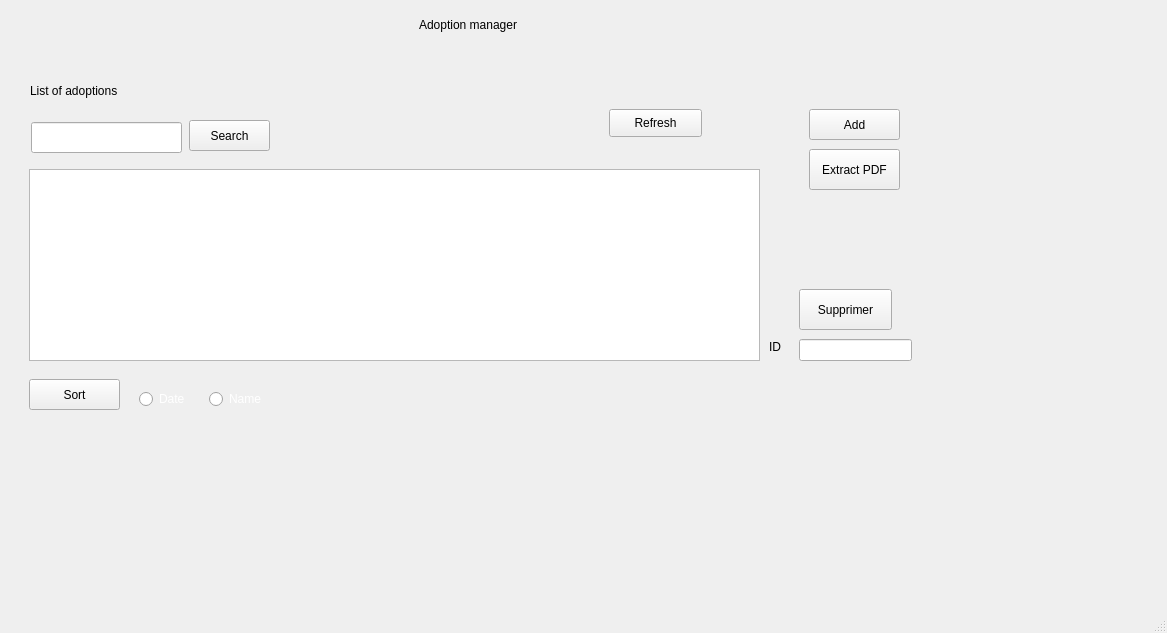
Seddiki101/PetHaven, file mainwindow.ui: the form before one commit.
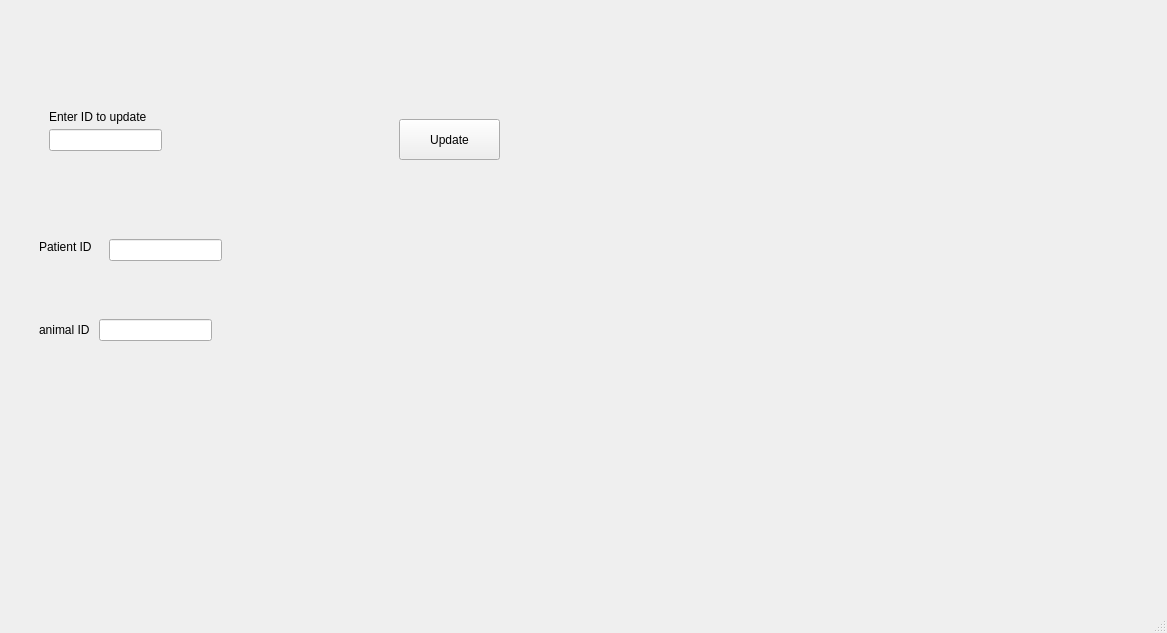
The form after the commit. The open tabs and pages were chosen to show the change.

The edit to the form file:
```diff
--- a/mainwindow.ui
+++ b/mainwindow.ui
@@ -127,7 +127,7 @@
        </rect>
       </property>
       <property name="text">
-       <string>Extract PDF</string>
+       <string>Extract CSV</string>
       </property>
      </widget>
      <widget class="QPushButton" name="pushButton_5">
@@ -225,7 +225,7 @@
       <property name="geometry">
        <rect>
         <x>790</x>
-        <y>330</y>
+        <y>380</y>
         <width>113</width>
         <height>22</height>
        </rect>
@@ -234,8 +234,8 @@
      <widget class="QPushButton" name="pushButton_7">
       <property name="geometry">
        <rect>
-        <x>790</x>
-        <y>280</y>
+        <x>800</x>
+        <y>330</y>
         <width>93</width>
         <height>41</height>
        </rect>
@@ -248,7 +248,7 @@
       <property name="geometry">
        <rect>
         <x>760</x>
-        <y>330</y>
+        <y>380</y>
         <width>56</width>
         <height>16</height>
        </rect>
@@ -263,7 +263,7 @@
         <x>600</x>
         <y>100</y>
         <width>93</width>
-        <height>28</height>
+        <height>31</height>
        </rect>
       </property>
       <property name="text">
@@ -378,6 +378,118 @@
       </property>
      </widget>
     </widget>
+    <widget class="QWidget" name="page_4">
+     <widget class="QLineEdit" name="lineEdit_7">
+      <property name="geometry">
+       <rect>
+        <x>40</x>
+        <y>120</y>
+        <width>113</width>
+        <height>22</height>
+       </rect>
+      </property>
+     </widget>
+     <widget class="QLabel" name="label_10">
+      <property name="geometry">
+       <rect>
+        <x>40</x>
+        <y>100</y>
+        <width>161</width>
+        <height>16</height>
+       </rect>
+      </property>
+      <property name="text">
+       <string>Enter ID to update</string>
+      </property>
+     </widget>
+     <widget class="QLineEdit" name="lineEdit_8">
+      <property name="geometry">
+       <rect>
+        <x>100</x>
+        <y>230</y>
+        <width>113</width>
+        <height>22</height>
+       </rect>
+      </property>
+     </widget>
+     <widget class="QLineEdit" name="lineEdit_9">
+      <property name="geometry">
+       <rect>
+        <x>90</x>
+        <y>310</y>
+        <width>113</width>
+        <height>22</height>
+       </rect>
+      </property>
+     </widget>
+     <widget class="QLabel" name="label_11">
+      <property name="geometry">
+       <rect>
+        <x>30</x>
+        <y>310</y>
+        <width>81</width>
+        <height>21</height>
+       </rect>
+      </property>
+      <property name="text">
+       <string>animal ID</string>
+      </property>
+     </widget>
+     <widget class="QLabel" name="label_12">
+      <property name="geometry">
+       <rect>
+        <x>30</x>
+        <y>230</y>
+        <width>71</width>
+        <height>16</height>
+       </rect>
+      </property>
+      <property name="text">
+       <string>Patient ID</string>
+      </property>
+     </widget>
+     <widget class="QPushButton" name="pushButton_9">
+      <property name="geometry">
+       <rect>
+        <x>390</x>
+        <y>110</y>
+        <width>101</width>
+        <height>41</height>
+       </rect>
+      </property>
+      <property name="text">
+       <string>Update</string>
+      </property>
+     </widget>
+    </widget>
+    <widget class="QWidget" name="page_5">
+     <widget class="QLabel" name="label_13">
+      <property name="geometry">
+       <rect>
+        <x>100</x>
+        <y>130</y>
+        <width>81</width>
+        <height>21</height>
+       </rect>
+      </property>
+      <property name="text">
+       <string>Language</string>
+      </property>
+     </widget>
+     <widget class="QLabel" name="label_14">
+      <property name="geometry">
+       <rect>
+        <x>80</x>
+        <y>50</y>
+        <width>56</width>
+        <height>16</height>
+       </rect>
+      </property>
+      <property name="text">
+       <string>Settings</string>
+      </property>
+     </widget>
+    </widget>
    </widget>
   </widget>
   <widget class="QStatusBar" name="statusbar"/>
```
Left out of the diff: 30 changed lines with no effect on the pictures.
